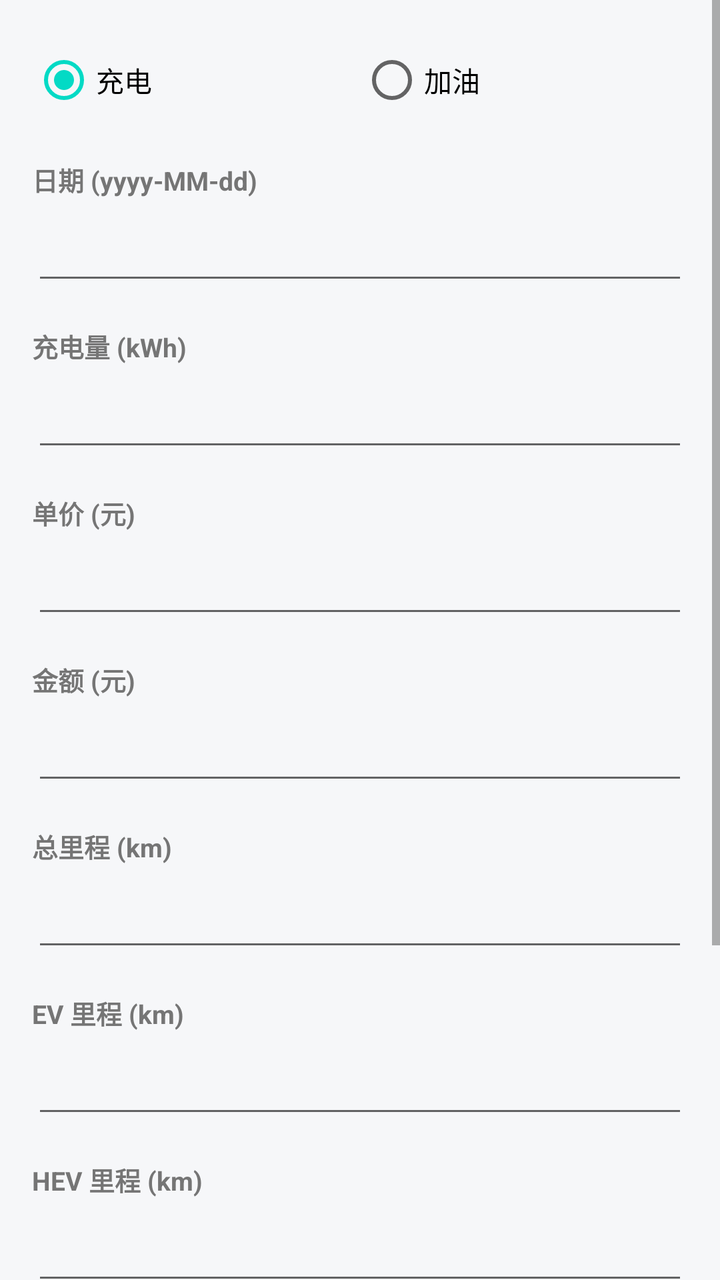
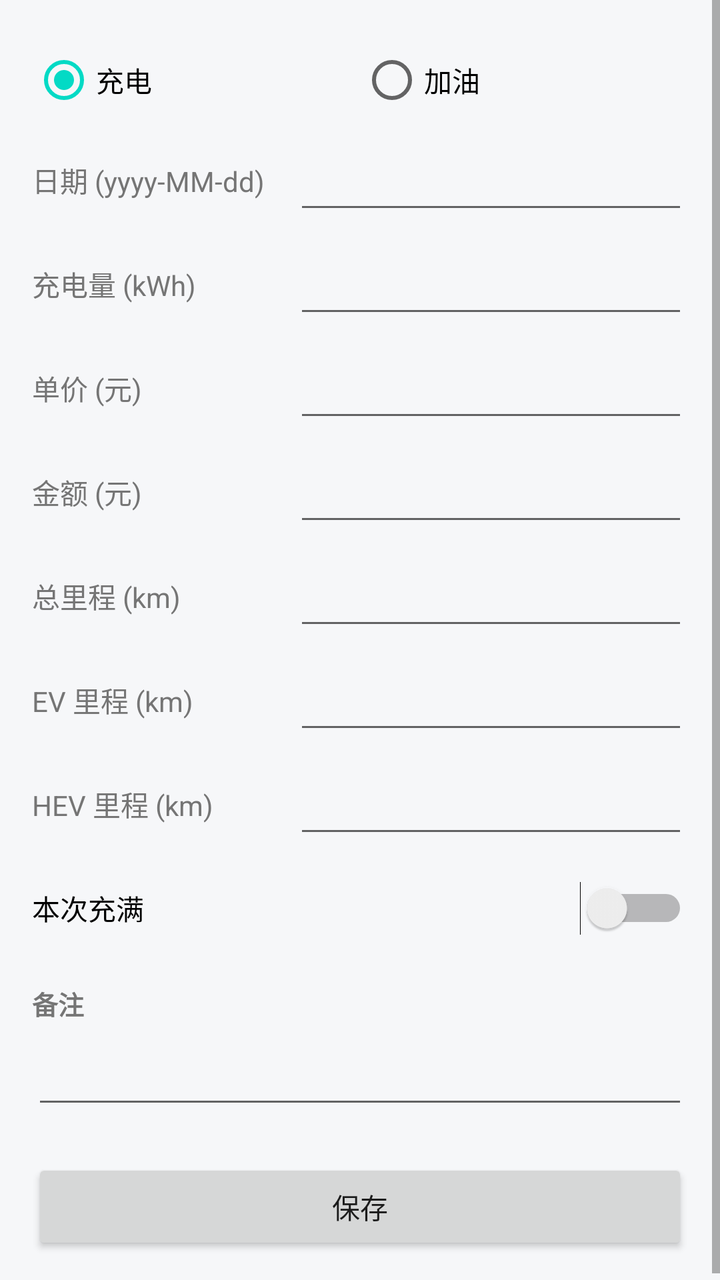

Compare the two renders of this Android layout. The source of the first and the diff that turns it into the second are given below.
<!-- AndroidManifest.xml: application theme Theme.PowerConsumption -->
<!-- res/layout/activity_record_edit.xml -->
<?xml version="1.0" encoding="utf-8"?>
<ScrollView xmlns:android="http://schemas.android.com/apk/res/android"
    android:layout_width="match_parent"
    android:layout_height="match_parent"
    android:background="@color/page_bg"
    android:fillViewport="true">

    <LinearLayout
        android:layout_width="match_parent"
        android:layout_height="wrap_content"
        android:orientation="vertical"
        android:padding="16dp">

        
        <RadioGroup
            android:id="@+id/rgType"
            android:layout_width="match_parent"
            android:layout_height="wrap_content"
            android:orientation="horizontal">

            <RadioButton
                android:id="@+id/rbCharge"
                android:layout_width="0dp"
                android:layout_height="wrap_content"
                android:layout_weight="1"
                android:checked="true"
                android:text="@string/type_charge" />

            <RadioButton
                android:id="@+id/rbFuel"
                android:layout_width="0dp"
                android:layout_height="wrap_content"
                android:layout_weight="1"
                android:text="@string/type_fuel" />
        </RadioGroup>

        
        <TextView
            style="@style/FormLabel"
            android:text="@string/label_date" />

        <EditText
            android:id="@+id/etDate"
            style="@style/FormInput"
            android:inputType="date" />

        
        <TextView
            android:id="@+id/tvLabelAmount"
            style="@style/FormLabel"
            android:text="@string/label_amount_charge" />

        <EditText
            android:id="@+id/etAmount"
            style="@style/FormInput"
            android:inputType="numberDecimal" />

        <TextView
            style="@style/FormLabel"
            android:text="@string/label_price" />

        <EditText
            android:id="@+id/etPrice"
            style="@style/FormInput"
            android:inputType="numberDecimal" />

        <TextView
            style="@style/FormLabel"
            android:text="@string/label_cost" />

        <EditText
            android:id="@+id/etCost"
            style="@style/FormInput"
            android:inputType="numberDecimal" />

        
        <TextView
            style="@style/FormLabel"
            android:text="@string/label_odo_total" />

        <EditText
            android:id="@+id/etOdoTotal"
            style="@style/FormInput"
            android:inputType="number" />

        
        <TextView
            android:id="@+id/tvLabelOdoEv"
            style="@style/FormLabel"
            android:text="@string/label_odo_ev" />

        <EditText
            android:id="@+id/etOdoEv"
            style="@style/FormInput"
            android:inputType="number" />

        <TextView
            android:id="@+id/tvLabelOdoHev"
            style="@style/FormLabel"
            android:text="@string/label_odo_hev" />

        <EditText
            android:id="@+id/etOdoHev"
            style="@style/FormInput"
            android:inputType="number" />

        
        <Switch
            android:id="@+id/swFull"
            android:layout_width="match_parent"
            android:layout_height="wrap_content"
            android:layout_marginTop="8dp"
            android:minHeight="44dp"
            android:text="@string/label_is_full_charge" />

        <TextView
            style="@style/FormLabel"
            android:text="@string/label_note" />

        
        <EditText
            android:id="@+id/etNote"
            style="@style/FormInput"
            android:gravity="top"
            android:inputType="textMultiLine" />

        <Button
            android:id="@+id/btnSave"
            android:layout_width="match_parent"
            android:layout_height="wrap_content"
            android:layout_marginTop="20dp"
            android:minHeight="48dp"
            android:text="@string/action_save" />
    </LinearLayout>
</ScrollView>
<!-- resources referenced by this layout -->
<resources>
  <color name="page_bg">#FFF6F7F9</color>
  <string name="action_save">保存</string>
  <string name="label_amount_charge">充电量 (kWh)</string>
  <string name="label_cost">金额 (元)</string>
  <string name="label_date">日期 (yyyy-MM-dd)</string>
  <string name="label_is_full_charge">本次充满</string>
  <string name="label_note">备注</string>
  <string name="label_odo_ev">EV 里程 (km)</string>
  <string name="label_odo_hev">HEV 里程 (km)</string>
  <string name="label_odo_total">总里程 (km)</string>
  <string name="label_price">单价 (元)</string>
  <string name="type_charge">充电</string>
  <string name="type_fuel">加油</string>
  <style name="FormInput">
          <item name="android:layout_width">match_parent</item>
          <item name="android:layout_height">wrap_content</item>
          <item name="android:importantForAutofill">no</item>
          <item name="android:minHeight">44dp</item>
      </style>
  <style name="FormLabel">
          <item name="android:layout_width">match_parent</item>
          <item name="android:layout_height">wrap_content</item>
          <item name="android:paddingTop">16dp</item>
          <item name="android:paddingBottom">4dp</item>
          <item name="android:textColor">@color/text_secondary</item>
          <item name="android:textSize">13sp</item>
          <item name="android:textStyle">bold</item>
      </style>
  <style name="Theme.PowerConsumption" parent="Theme.MaterialComponents.DayNight.DarkActionBar">
          <item name="colorPrimary">@color/purple_500</item>
          <item name="colorPrimaryVariant">@color/purple_700</item>
          <item name="colorOnPrimary">@color/white</item>
          <item name="colorSecondary">@color/teal_200</item>
          <item name="colorSecondaryVariant">@color/teal_700</item>
          <item name="colorOnSecondary">@color/black</item>
          <item name="android:statusBarColor">?attr/colorPrimaryVariant</item>
          <item name="android:windowBackground">@color/page_bg</item>
      </style>
  <color name="text_secondary">#FF757575</color>
  <color name="purple_500">#FF6200EE</color>
  <color name="purple_700">#FF3700B3</color>
  <color name="white">#FFFFFFFF</color>
  <color name="teal_200">#FF03DAC5</color>
  <color name="teal_700">#FF018786</color>
  <color name="black">#FF000000</color>
</resources>

<!-- the commit's change to res/layout/activity_record_edit.xml (unified diff, before → after) -->
@@ -35,89 +35,112 @@
         </RadioGroup>
 
         
-        <TextView
-            style="@style/FormLabel"
-            android:text="@string/label_date" />
+        <LinearLayout style="@style/LabelRow">
 
-        <EditText
-            android:id="@+id/etDate"
-            style="@style/FormInput"
-            android:inputType="date" />
+            <TextView
+                style="@style/RowLabel"
+                android:text="@string/label_date" />
+
+            <EditText
+                android:id="@+id/etDate"
+                style="@style/FieldText"
+                android:inputType="date" />
+        </LinearLayout>
 
         
-        <TextView
-            android:id="@+id/tvLabelAmount"
-            style="@style/FormLabel"
-            android:text="@string/label_amount_charge" />
+        <LinearLayout style="@style/LabelRow">
 
-        <EditText
-            android:id="@+id/etAmount"
-            style="@style/FormInput"
-            android:inputType="numberDecimal" />
+            <TextView
+                android:id="@+id/tvLabelAmount"
+                style="@style/RowLabel"
+                android:text="@string/label_amount_charge" />
 
-        <TextView
-            style="@style/FormLabel"
-            android:text="@string/label_price" />
+            <EditText
+                android:id="@+id/etAmount"
+                style="@style/FieldText"
+                android:inputType="numberDecimal" />
+        </LinearLayout>
 
-        <EditText
-            android:id="@+id/etPrice"
-            style="@style/FormInput"
-            android:inputType="numberDecimal" />
+        <LinearLayout style="@style/LabelRow">
 
-        <TextView
-            style="@style/FormLabel"
-            android:text="@string/label_cost" />
+            <TextView
+                style="@style/RowLabel"
+                android:text="@string/label_price" />
 
-        <EditText
-            android:id="@+id/etCost"
-            style="@style/FormInput"
-            android:inputType="numberDecimal" />
+            <EditText
+                android:id="@+id/etPrice"
+                style="@style/FieldText"
+                android:inputType="numberDecimal" />
+        </LinearLayout>
+
+        <LinearLayout style="@style/LabelRow">
+
+            <TextView
+                style="@style/RowLabel"
+                android:text="@string/label_cost" />
+
+            <EditText
+                android:id="@+id/etCost"
+                style="@style/FieldText"
+                android:inputType="numberDecimal" />
+        </LinearLayout>
 
         
-        <TextView
-            style="@style/FormLabel"
-            android:text="@string/label_odo_total" />
+        <LinearLayout style="@style/LabelRow">
 
-        <EditText
-            android:id="@+id/etOdoTotal"
-            style="@style/FormInput"
-            android:inputType="number" />
+            <TextView
+                style="@style/RowLabel"
+                android:text="@string/label_odo_total" />
+
+            <EditText
+                android:id="@+id/etOdoTotal"
+                style="@style/FieldText"
+                android:inputType="number" />
+        </LinearLayout>
 
         
-        <TextView
-            android:id="@+id/tvLabelOdoEv"
-            style="@style/FormLabel"
-            android:text="@string/label_odo_ev" />
+        <LinearLayout
+            android:id="@+id/rowOdoEv"
+            style="@style/LabelRow">
 
-        <EditText
-            android:id="@+id/etOdoEv"
-            style="@style/FormInput"
-            android:inputType="number" />
+            <TextView
+                style="@style/RowLabel"
+                android:text="@string/label_odo_ev" />
 
-        <TextView
-            android:id="@+id/tvLabelOdoHev"
-            style="@style/FormLabel"
-            android:text="@string/label_odo_hev" />
+            <EditText
+                android:id="@+id/etOdoEv"
+                style="@style/FieldText"
+                android:inputType="number" />
+        </LinearLayout>
 
-        <EditText
-            android:id="@+id/etOdoHev"
-            style="@style/FormInput"
-            android:inputType="number" />
+        <LinearLayout
+            android:id="@+id/rowOdoHev"
+            style="@style/LabelRow">
+
+            <TextView
+                style="@style/RowLabel"
+                android:text="@string/label_odo_hev" />
+
+            <EditText
+                android:id="@+id/etOdoHev"
+                style="@style/FieldText"
+                android:inputType="number" />
+        </LinearLayout>
 
         
         <Switch
             android:id="@+id/swFull"
             android:layout_width="match_parent"
             android:layout_height="wrap_content"
-            android:layout_marginTop="8dp"
+            android:layout_marginTop="4dp"
             android:minHeight="44dp"
             android:text="@string/label_is_full_charge" />
 
+        
         <TextView
             style="@style/FormLabel"
             android:text="@string/label_note" />
 
-        
         <EditText
             android:id="@+id/etNote"
             style="@style/FormInput"
<!-- resource entries referenced after the edit -->
@@ -13,6 +13,14 @@
   <string name="label_price">单价 (元)</string>
   <string name="type_charge">充电</string>
   <string name="type_fuel">加油</string>
+  <style name="FieldText">
+          <item name="android:layout_width">0dp</item>
+          <item name="android:layout_height">wrap_content</item>
+          <item name="android:layout_weight">3</item>
+          <item name="android:importantForAutofill">no</item>
+          <item name="android:minHeight">44dp</item>
+          <item name="android:textSize">15sp</item>
+      </style>
   <style name="FormInput">
           <item name="android:layout_width">match_parent</item>
           <item name="android:layout_height">wrap_content</item>
@@ -27,6 +35,22 @@
           <item name="android:textColor">@color/text_secondary</item>
           <item name="android:textSize">13sp</item>
           <item name="android:textStyle">bold</item>
+      </style>
+  <style name="LabelRow">
+          <item name="android:layout_width">match_parent</item>
+          <item name="android:layout_height">wrap_content</item>
+          <item name="android:gravity">center_vertical</item>
+          <item name="android:orientation">horizontal</item>
+          <item name="android:paddingTop">4dp</item>
+          <item name="android:paddingBottom">4dp</item>
+      </style>
+  <style name="RowLabel">
+          <item name="android:layout_width">0dp</item>
+          <item name="android:layout_height">wrap_content</item>
+          <item name="android:layout_weight">2</item>
+          <item name="android:paddingEnd">8dp</item>
+          <item name="android:textColor">@color/text_secondary</item>
+          <item name="android:textSize">14sp</item>
       </style>
   <style name="Theme.PowerConsumption" parent="Theme.MaterialComponents.DayNight.DarkActionBar">
           <item name="colorPrimary">@color/purple_500</item>
